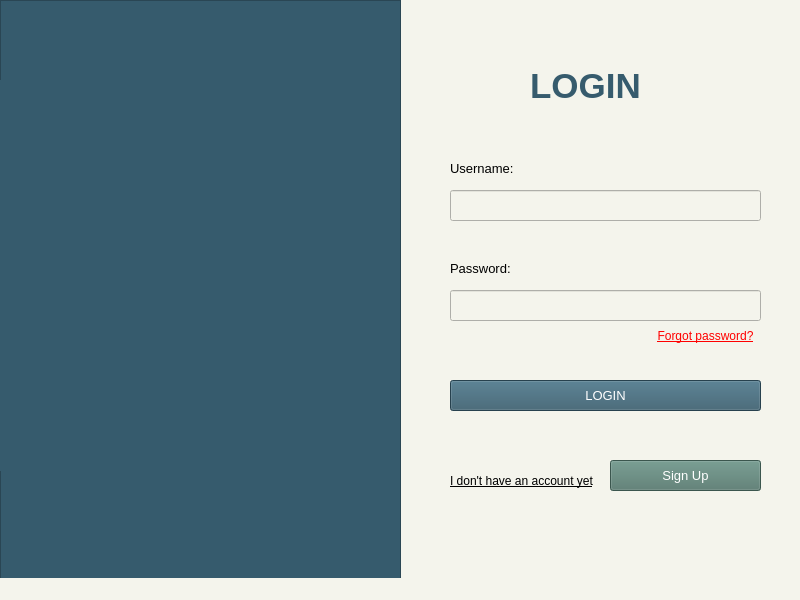
Before: the Qt Designer form login.ui in ongchangco/Economystique2, drawn with Qt 5.
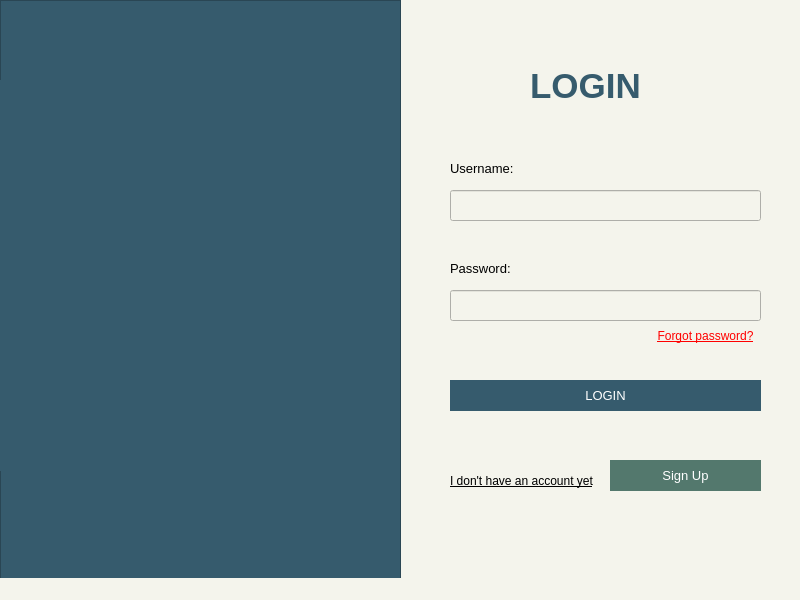
After: the same form once the commit is applied. Icons and pictures are not drawn.

```diff
--- a/login.ui
+++ b/login.ui
@@ -354,8 +354,21 @@
      </font>
     </property>
     <property name="styleSheet">
-     <string notr="true">background-color: #365b6d;
-color: white;
+     <string notr="true">QPushButton {
+    background-color: #365b6d;
+    color: white;
+    border: 2px solid #365b6d;
+    border-radius: 50px;
+    padding: 5px;
+}
+QPushButton:hover {
+    background-color: #289dd2;
+	border: 2px solid #289dd2;
+}
+QPushButton:pressed {
+    border-style: inset;
+    background-color: #365b6d;
+}
 </string>
     </property>
     <property name="text">
@@ -395,9 +408,21 @@
      </font>
     </property>
     <property name="styleSheet">
-     <string notr="true">background-color: #53786d;
-color: white;
-
+     <string notr="true">QPushButton {
+    background-color: #53786d;
+    color: white;
+    border: 2px solid #53786d;
+    border-radius: 50px;
+    padding: 5px;
+}
+QPushButton:hover {
+    background-color: #289dd2;
+	border: 2px solid #289dd2;
+}
+QPushButton:pressed {
+    border-style: inset;
+    background-color: #53786d;
+}
 </string>
     </property>
     <property name="text">
```
Left out of the diff: 7 changed lines with no effect on the pictures.
